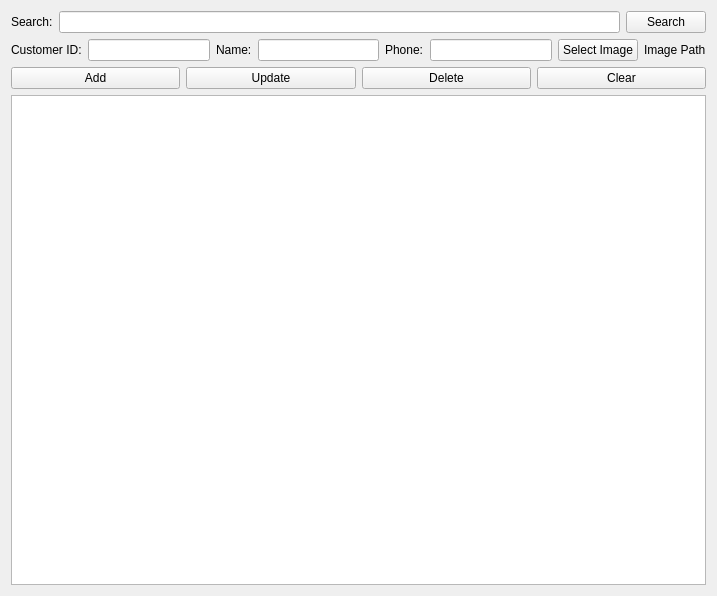
First picture: the form in view/khach_hang/kh_ui.ui, repository loimaxto/DoAnPython, before the edit.
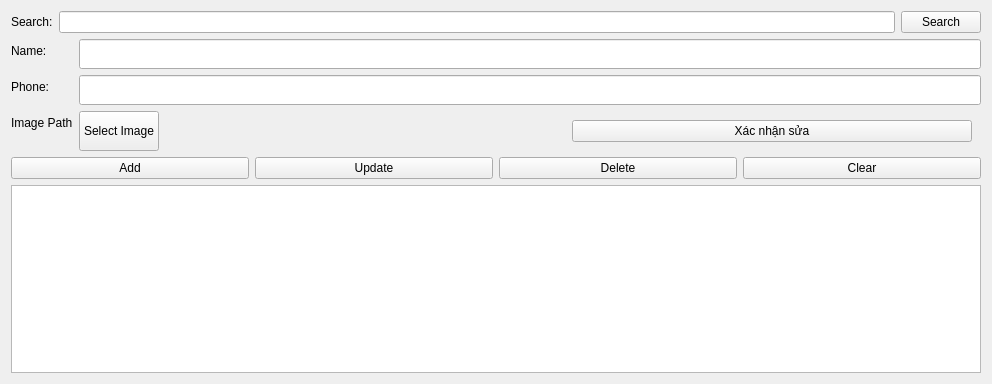
Second picture: the form after the edit.

Commit message: almost finish KH page, still have update left

```diff
--- a/view/khach_hang/kh_ui.ui
+++ b/view/khach_hang/kh_ui.ui
@@ -6,8 +6,8 @@
    <rect>
     <x>0</x>
     <y>0</y>
-    <width>717</width>
-    <height>596</height>
+    <width>992</width>
+    <height>384</height>
    </rect>
   </property>
   <property name="windowTitle">
@@ -38,51 +38,108 @@
       </layout>
      </item>
      <item>
-      <layout class="QHBoxLayout" name="horizontalLayout_2">
-       <item>
-        <widget class="QLabel" name="label">
-         <property name="text">
-          <string>Customer ID:</string>
-         </property>
-        </widget>
-       </item>
-       <item>
-        <widget class="QLineEdit" name="idLineEdit"/>
-       </item>
-       <item>
+      <layout class="QFormLayout" name="formLayout">
+       <item row="0" column="0">
         <widget class="QLabel" name="label_2">
          <property name="text">
           <string>Name:</string>
          </property>
         </widget>
        </item>
-       <item>
-        <widget class="QLineEdit" name="nameLineEdit"/>
+       <item row="0" column="1">
+        <widget class="QLineEdit" name="nameLineEdit">
+         <property name="minimumSize">
+          <size>
+           <width>0</width>
+           <height>30</height>
+          </size>
+         </property>
+        </widget>
        </item>
-       <item>
+       <item row="1" column="0">
         <widget class="QLabel" name="label_3">
          <property name="text">
           <string>Phone:</string>
          </property>
         </widget>
        </item>
-       <item>
-        <widget class="QLineEdit" name="phoneLineEdit"/>
-       </item>
-       <item>
-        <widget class="QPushButton" name="imageButton">
-         <property name="text">
-          <string>Select Image</string>
+       <item row="1" column="1">
+        <widget class="QLineEdit" name="phoneLineEdit">
+         <property name="minimumSize">
+          <size>
+           <width>0</width>
+           <height>30</height>
+          </size>
          </property>
         </widget>
        </item>
-       <item>
-        <widget class="QLabel" name="imagePathLabel">
+       <item row="2" column="0">
+        <widget class="QLabel" name="label_4">
          <property name="text">
           <string>Image Path</string>
          </property>
         </widget>
        </item>
+       <item row="2" column="1">
+        <widget class="QWidget" name="widget" native="true">
+         <property name="sizePolicy">
+          <sizepolicy hsizetype="Preferred" vsizetype="Preferred">
+           <horstretch>0</horstretch>
+           <verstretch>1</verstretch>
+          </sizepolicy>
+         </property>
+         <property name="minimumSize">
+          <size>
+           <width>0</width>
+           <height>40</height>
+          </size>
+         </property>
+         <layout class="QHBoxLayout" name="horizontalLayout_2">
+          <property name="leftMargin">
+           <number>0</number>
+          </property>
+          <property name="topMargin">
+           <number>0</number>
+          </property>
+          <property name="bottomMargin">
+           <number>0</number>
+          </property>
+          <item>
+           <widget class="QPushButton" name="imageButton">
+            <property name="sizePolicy">
+             <sizepolicy hsizetype="Fixed" vsizetype="Preferred">
+              <horstretch>0</horstretch>
+              <verstretch>0</verstretch>
+             </sizepolicy>
+            </property>
+            <property name="minimumSize">
+             <size>
+              <width>40</width>
+              <height>0</height>
+             </size>
+            </property>
+            <property name="text">
+             <string>Select Image</string>
+            </property>
+           </widget>
+          </item>
+          <item>
+           <widget class="QLabel" name="label_imagePath">
+            <property name="text">
+             <string/>
+            </property>
+           </widget>
+          </item>
+          <item>
+           <widget class="QPushButton" name="btn_confirm_update">
+            <property name="text">
+             <string>Xác nhận sửa</string>
+            </property>
+           </widget>
+          </item>
+         </layout>
+        </widget>
+       </item>
       </layout>
      </item>
      <item>
@@ -125,15 +182,6 @@
          <height>0</height>
         </size>
        </property>
-       <attribute name="horizontalHeaderCascadingSectionResizes">
-        <bool>false</bool>
-       </attribute>
-       <attribute name="horizontalHeaderHighlightSections">
-        <bool>false</bool>
-       </attribute>
-       <attribute name="horizontalHeaderStretchLastSection">
-        <bool>false</bool>
-       </attribute>
       </widget>
      </item>
     </layout>
```
The commit also changes 7 other files.
